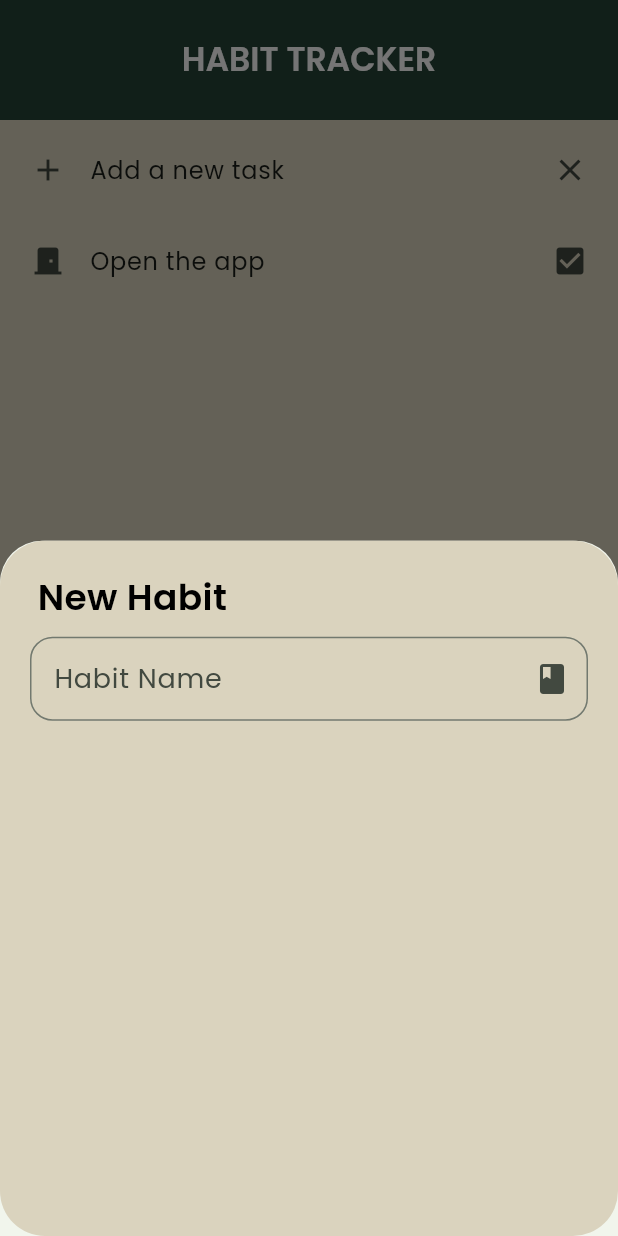
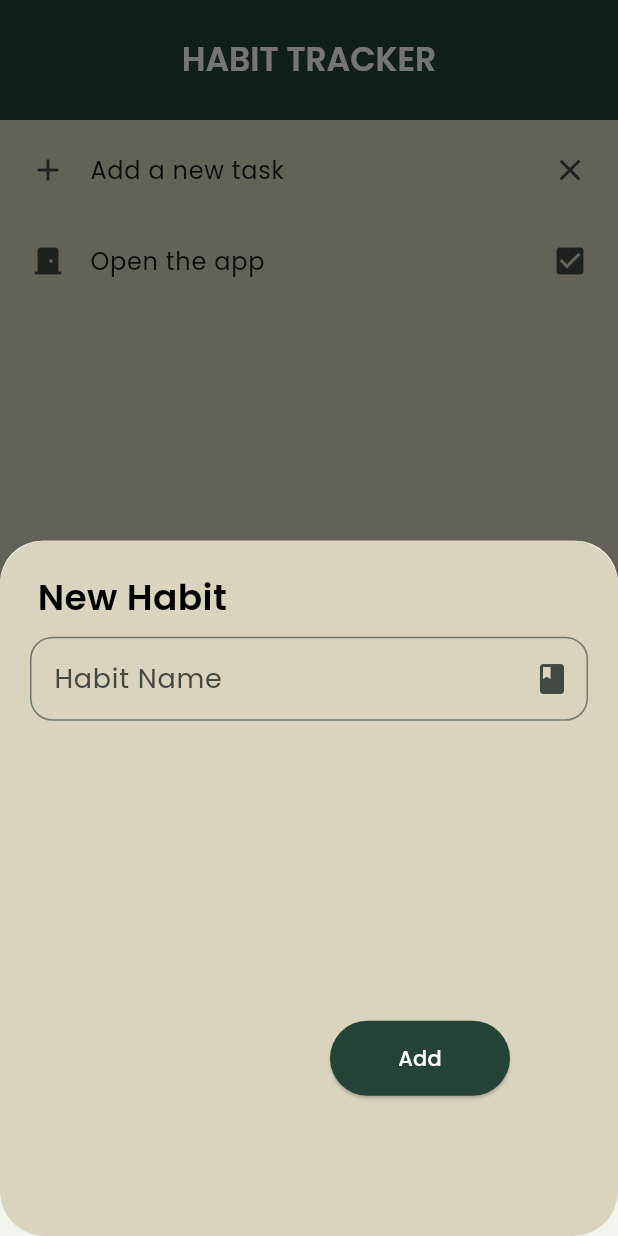
Before and after one commit to ashellz/habitt, a Flutter app: the screen it shows after launch, after a tap on the "add" icon, on a phone screen of 412 x 824 dp. Run offline on Flutter 3.47's test engine with Material 3 defaults, Android fonts, the phone set to English and light mode, and no system bars.

Commit message:
Update home_page.dart

```diff
--- a/lib/pages/home_page.dart
+++ b/lib/pages/home_page.dart
@@ -3,6 +3,7 @@ import 'package:habit_tracker/pages/icons.dart';
 
 Icon startIcon = const Icon(Icons.book);
 Icon updatedIcon = startIcon;
+TextEditingController createcontroller = TextEditingController();
 
 class HomePage extends StatefulWidget {
   const HomePage({Key? key});
@@ -12,13 +13,22 @@ class HomePage extends StatefulWidget {
 }
 
 class HomePageState extends State<HomePage> {
+  List habitList = [
+    ["Add a new task", false, Icons.add],
+    ["Open the app", true, Icons.door_front_door],
+  ];
+
+  void createNewTask() {
+    setState(() {
+      habitList.add([createcontroller.text, false, updatedIcon.icon]);
+    });
+    createcontroller.clear();
+    updatedIcon = startIcon;
+    Navigator.pop(context);
+  }
+
   @override
   Widget build(BuildContext context) {
-    List habitList = [
-      ["Add a new task", false, Icons.add],
-      ["Open the app", true, Icons.door_front_door],
-    ];
-
     return Scaffold(
       backgroundColor: const Color.fromARGB(255, 218, 211, 190),
       appBar: AppBar(
@@ -75,6 +85,7 @@ class HomePageState extends State<HomePage> {
                       Padding(
                         padding: const EdgeInsets.symmetric(horizontal: 20.0),
                         child: TextField(
+                          controller: createcontroller,
                           decoration: InputDecoration(
                             suffixIcon: IconButton(
                               onPressed: () {
@@ -99,6 +110,28 @@ class HomePageState extends State<HomePage> {
                           ),
                         ),
                       ),
+                      Padding(
+                        padding: const EdgeInsets.only(
+                          top: 200.0,
+                          left: 220.0,
+                        ),
+                        child: ElevatedButton(
+                          onPressed: () {
+                            createNewTask();
+                          },
+                          style: ElevatedButton.styleFrom(
+                            backgroundColor:
+                                const Color.fromARGB(255, 37, 67, 54),
+                            shape: const StadiumBorder(),
+                            minimumSize:
+                                const Size(120, 50), // Increase button size
+                          ),
+                          child: const Text(
+                            "Add",
+                            style: TextStyle(color: Colors.white),
+                          ),
+                        ),
+                      ),
                     ],
                   ),
                 );
```
